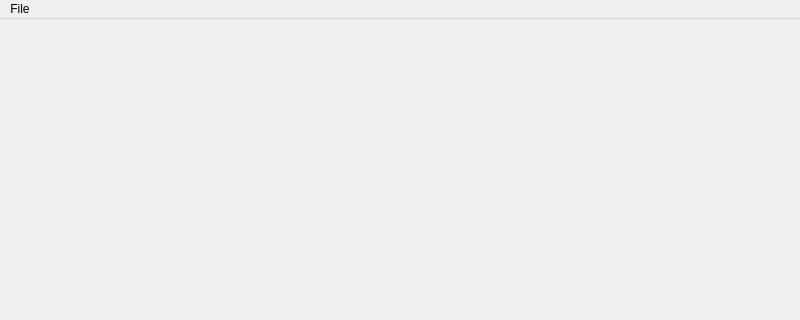
jlvermeulen/advanced-graphics, file Raytracer/window.ui: the form before one commit; both pictures show x 0 to 800 and y 0 to 320 of the 800 by 600 pixel window.
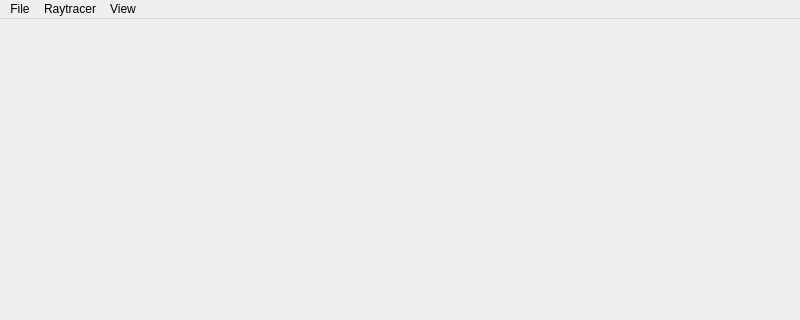
The form after the commit. Custom widgets are drawn as their Qt base class.

Commit message: Finished GUI of raytracer

```diff
--- a/Raytracer/window.ui
+++ b/Raytracer/window.ui
@@ -59,7 +59,22 @@
     </property>
     <addaction name="openAction"/>
    </widget>
+   <widget class="QMenu" name="menuRaytracer">
+    <property name="title">
+     <string>Raytracer</string>
+    </property>
+    <addaction name="renderAction"/>
+   </widget>
+   <widget class="QMenu" name="menuView">
+    <property name="title">
+     <string>View</string>
+    </property>
+    <addaction name="boundingBoxAction"/>
+    <addaction name="cameraRayAction"/>
+   </widget>
    <addaction name="menuFile"/>
+   <addaction name="menuRaytracer"/>
+   <addaction name="menuView"/>
   </widget>
   <action name="openAction">
    <property name="text">
```
Left out of the diff: 83 changed lines with no effect on the pictures. The commit also changes 12 other files.
